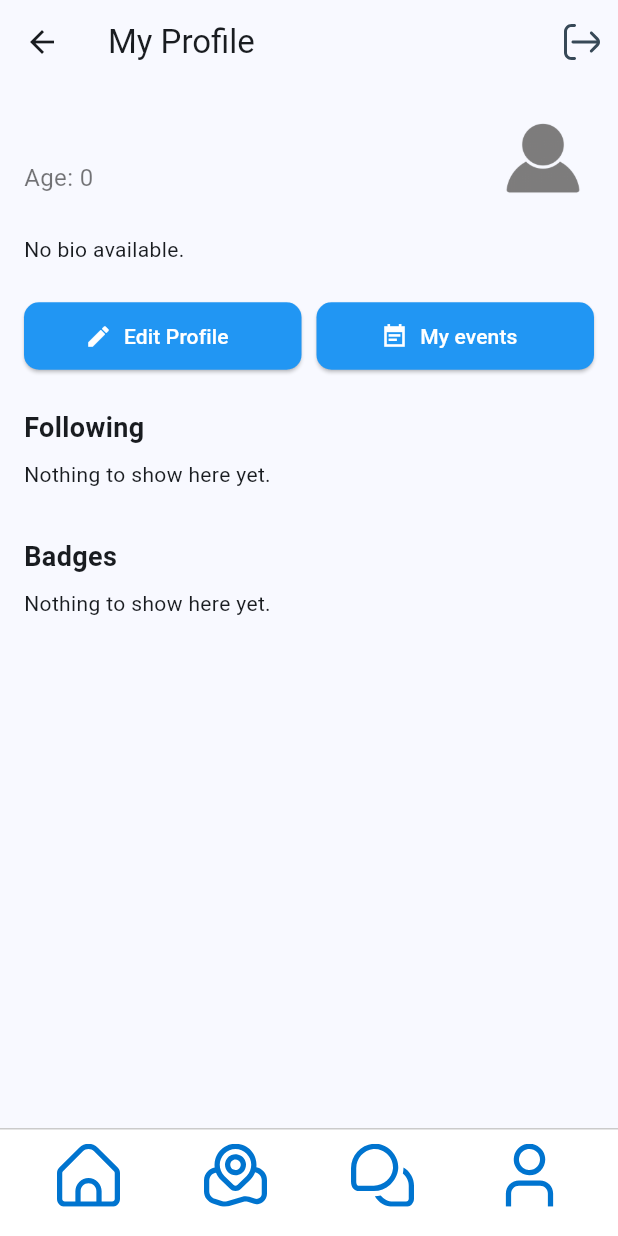
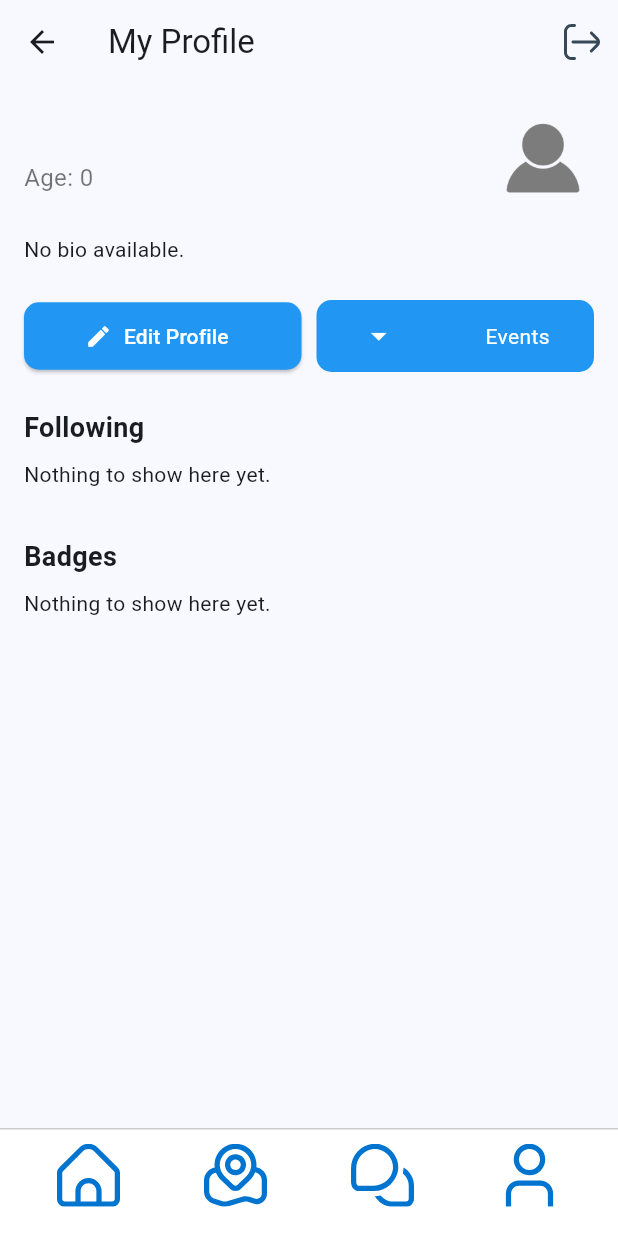
Before and after one commit to Pharrellstu/Project-Innovate, a Flutter app: the ProfilePage screen opened directly, on a phone screen of 412 x 824 dp. Run offline on Flutter 3.47's test engine with Material 3 defaults, Android fonts, the phone set to English and light mode, and no system bars; our stand-ins replace flutter_dotenv, flutter_map, flutter_svg, flutter_typeahead, geocoding, geolocator and 3 more; accounts and stored records are empty; Roboto replaces fonts that are missing (Poppins).

Commit message:
Added dropdown for event invitation and user events

```diff
--- a/Campus-Link/campuslink/lib/screens/profile_page.dart
+++ b/Campus-Link/campuslink/lib/screens/profile_page.dart
@@ -276,23 +276,52 @@ class _ProfilePageState extends State<ProfilePage> {
                 ),
                 const SizedBox(width: 10), // Spacing between buttons
                 Expanded(
-                  child: ElevatedButton.icon(
-                    icon: const Icon(Icons.event_note_sharp),
-                    label: const Text('My events'),
-                    onPressed: () {
+                  child: PopupMenuButton<String>(
+                    onSelected: (value) {
+                      if (value == 'invitations') {
+                        Navigator.push(
+                          context,
+                          MaterialPageRoute(
+                            builder: (context) => const EventInvitationsPage(),
+                          ),
+                        );
+                      } else if (value == 'my_events') {
                         Navigator.push(
                           context,
                           MaterialPageRoute(
                             builder: (context) => const MyEventsPage(),
                           ),
                         );
+                      }
                     },
-                    style: ElevatedButton.styleFrom(
-                      backgroundColor: Colors.blue,
-                      foregroundColor: Colors.white,
-                      minimumSize: const Size(double.infinity, 45),
-                      shape: RoundedRectangleBorder(
+                    itemBuilder: (BuildContext context) => [
+                      const PopupMenuItem<String>(
+                        value: 'invitations',
+                        child: ListTile(
+                          leading: Icon(Icons.mail),
+                          title: Text('Invitations'),
+                        ),
+                      ),
+                      const PopupMenuItem<String>(
+                        value: 'my_events',
+                        child: ListTile(
+                          leading: Icon(Icons.event_note),
+                          title: Text('My Events'),
+                        ),
+                      ),
+                    ],
+                    child: Container(
+                      padding: const EdgeInsets.symmetric(vertical: 12),
+                      decoration: BoxDecoration(
+                        color: Colors.blue,
                         borderRadius: BorderRadius.circular(10),
+                      ),
+                      child: const Row(
+                        mainAxisAlignment: MainAxisAlignment.spaceAround,
+                        children: [
+                          Icon(Icons.arrow_drop_down, color: Colors.white),
+                          Text('Events', style: TextStyle(color: Colors.white)),
+                        ],
                       ),
                     ),
                   ),
```
Lines whose indentation alone changed are shown as unchanged.
